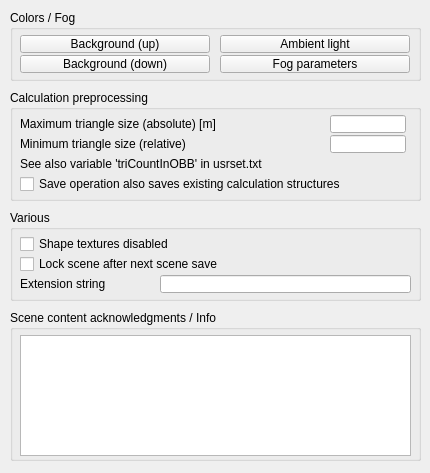
The window that ui/qdlgenvironment.ui (CoppeliaRobotics/coppeliaSimLib) describes before a commit, drawn with Qt 5.
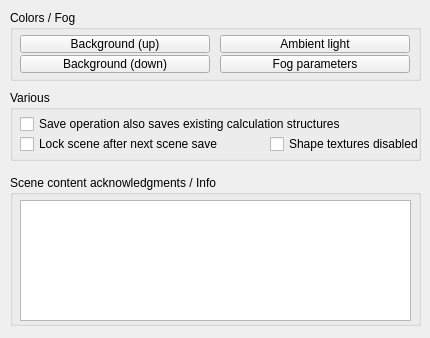
The same window after the commit.

Commit message: new shapes continued...

```diff
--- a/ui/qdlgenvironment.ui
+++ b/ui/qdlgenvironment.ui
@@ -7,7 +7,7 @@
     <x>0</x>
     <y>0</y>
     <width>430</width>
-    <height>473</height>
+    <height>338</height>
    </rect>
   </property>
   <property name="windowTitle">
@@ -102,43 +102,20 @@
      <x>10</x>
      <y>90</y>
      <width>411</width>
-     <height>111</height>
+     <height>71</height>
     </rect>
    </property>
    <property name="title">
-    <string>Calculation preprocessing</string>
+    <string>Various</string>
    </property>
    <property name="flat">
     <bool>false</bool>
    </property>
-   <widget class="QLabel" name="label">
-    <property name="geometry">
-     <rect>
-      <x>10</x>
-      <y>25</y>
-      <width>311</width>
-      <height>18</height>
-     </rect>
-    </property>
-    <property name="text">
-     <string>Maximum triangle size (absolute) [m]</string>
-    </property>
-   </widget>
-   <widget class="QLineEdit" name="qqMaxTriangleSize">
-    <property name="geometry">
-     <rect>
-      <x>320</x>
-      <y>25</y>
-      <width>76</width>
-      <height>18</height>
-     </rect>
-    </property>
-   </widget>
    <widget class="QCheckBox" name="qqSaveCalcStruct">
     <property name="geometry">
      <rect>
       <x>10</x>
-      <y>85</y>
+      <y>25</y>
       <width>401</width>
       <height>18</height>
      </rect>
@@ -150,111 +127,36 @@
      <string>Save operation also saves existing calculation structures</string>
     </property>
    </widget>
-   <widget class="QLabel" name="label_2">
-    <property name="geometry">
-     <rect>
-      <x>10</x>
-      <y>45</y>
-      <width>311</width>
-      <height>18</height>
-     </rect>
-    </property>
-    <property name="text">
-     <string>Minimum triangle size (relative)</string>
-    </property>
-   </widget>
-   <widget class="QLineEdit" name="qqMinRelTriangleSize">
-    <property name="geometry">
-     <rect>
-      <x>320</x>
-      <y>45</y>
-      <width>76</width>
-      <height>18</height>
-     </rect>
-    </property>
-   </widget>
-   <widget class="QLabel" name="label_3">
-    <property name="geometry">
-     <rect>
-      <x>10</x>
-      <y>65</y>
-      <width>401</width>
-      <height>18</height>
-     </rect>
-    </property>
-    <property name="text">
-     <string>See also variable 'triCountInOBB' in usrset.txt</string>
-    </property>
-   </widget>
-  </widget>
-  <widget class="QGroupBox" name="groupBox_4">
-   <property name="geometry">
-    <rect>
-     <x>10</x>
-     <y>210</y>
-     <width>411</width>
-     <height>91</height>
-    </rect>
-   </property>
-   <property name="title">
-    <string>Various</string>
-   </property>
-   <property name="flat">
-    <bool>false</bool>
-   </property>
-   <widget class="QCheckBox" name="qqShapeTexturesDisabled">
-    <property name="geometry">
-     <rect>
-      <x>10</x>
-      <y>25</y>
-      <width>391</width>
-      <height>18</height>
-     </rect>
-    </property>
-    <property name="focusPolicy">
-     <enum>Qt::StrongFocus</enum>
-    </property>
-    <property name="text">
-     <string>Shape textures disabled</string>
-    </property>
-   </widget>
    <widget class="QCheckBox" name="qqNextSaveIsDefinitive">
     <property name="geometry">
      <rect>
       <x>10</x>
       <y>45</y>
-      <width>391</width>
-      <height>18</height>
-     </rect>
-    </property>
-    <property name="focusPolicy">
-     <enum>Qt::StrongFocus</enum>
-    </property>
-    <property name="text">
-     <string>Lock scene after next scene save</string>
-    </property>
-   </widget>
-   <widget class="QLineEdit" name="qqExtensionString">
-    <property name="geometry">
-     <rect>
-      <x>150</x>
-      <y>65</y>
       <width>251</width>
       <height>18</height>
      </rect>
     </property>
+    <property name="focusPolicy">
+     <enum>Qt::StrongFocus</enum>
+    </property>
+    <property name="text">
+     <string>Lock scene after next scene save</string>
+    </property>
    </widget>
-   <widget class="QLabel" name="label_10">
+   <widget class="QCheckBox" name="qqShapeTexturesDisabled">
     <property name="geometry">
      <rect>
-      <x>10</x>
-      <y>65</y>
-      <width>141</width>
+      <x>260</x>
+      <y>45</y>
+      <width>151</width>
       <height>18</height>
      </rect>
     </property>
+    <property name="focusPolicy">
+     <enum>Qt::StrongFocus</enum>
+    </property>
     <property name="text">
-     <string>Extension string</string>
+     <string>Shape textures disabled</string>
     </property>
    </widget>
   </widget>
@@ -262,7 +164,7 @@
    <property name="geometry">
     <rect>
      <x>10</x>
-     <y>310</y>
+     <y>175</y>
      <width>411</width>
      <height>151</height>
     </rect>
```
Left out of the diff: 3 changed lines with no effect on the pictures. The commit also changes 47 other files.
